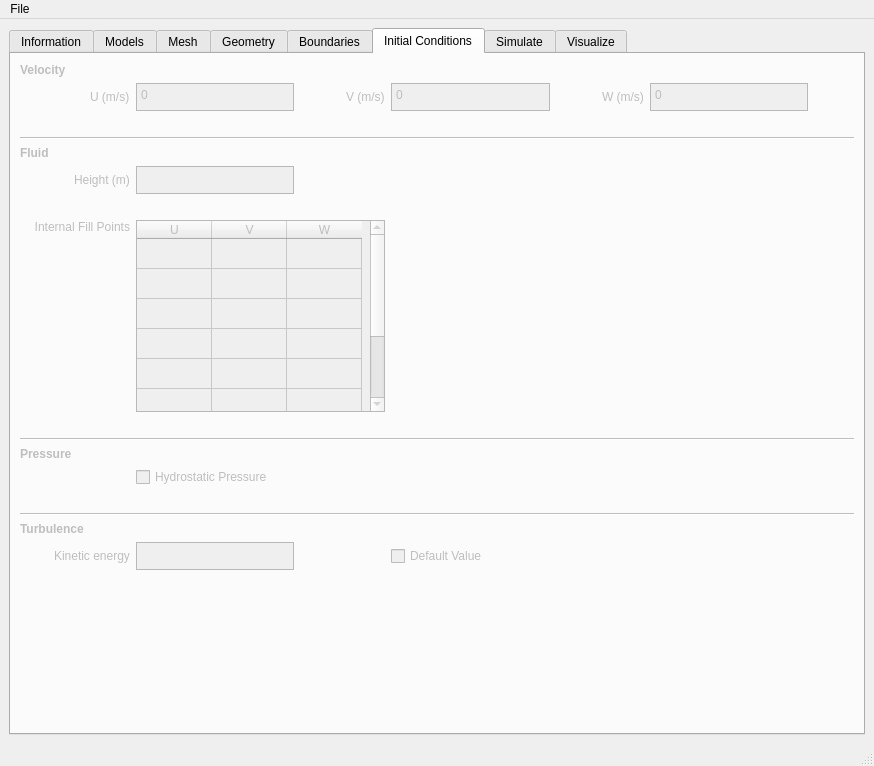
civilcfd/Civil-CFD, file gui/civlcfd.ui: the form before one commit.
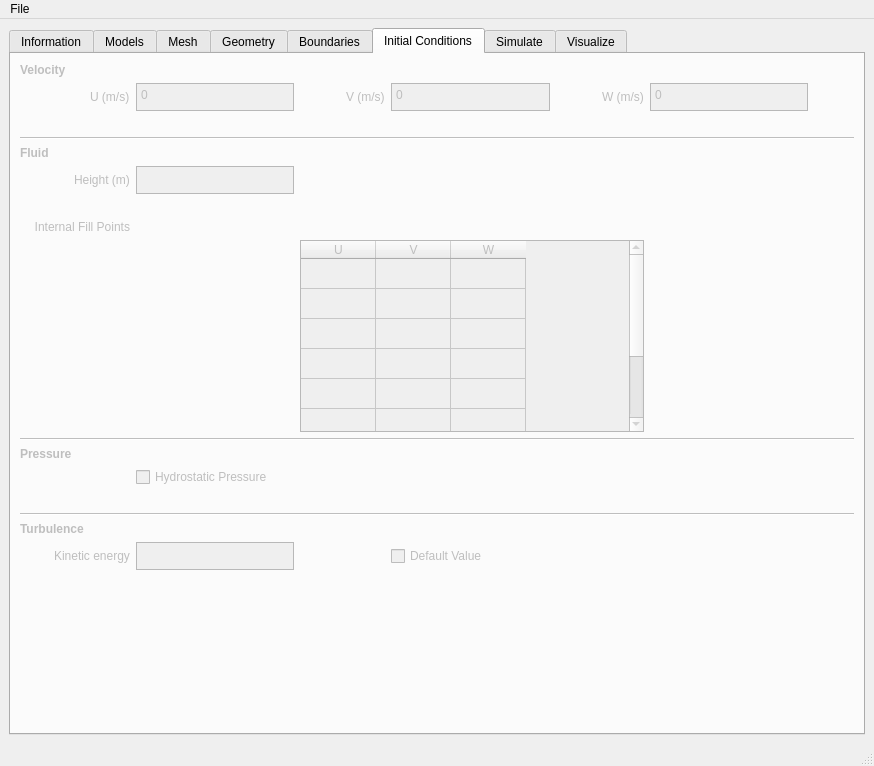
The form after the commit. The open tabs and pages were chosen to show the change. Icons and pictures are not drawn. Custom widgets are drawn as their Qt base class.

What changed in the file:
```diff
--- a/gui/civlcfd.ui
+++ b/gui/civlcfd.ui
@@ -2065,7 +2065,7 @@
             </property>
            </spacer>
           </item>
-          <item row="7" column="2" colspan="3">
+          <item row="8" column="3" colspan="5">
            <widget class="QTableWidget" name="fillPoints">
             <property name="rowCount">
              <number>8</number>
```
Left out of the diff: 12 changed lines with no effect on the pictures.
